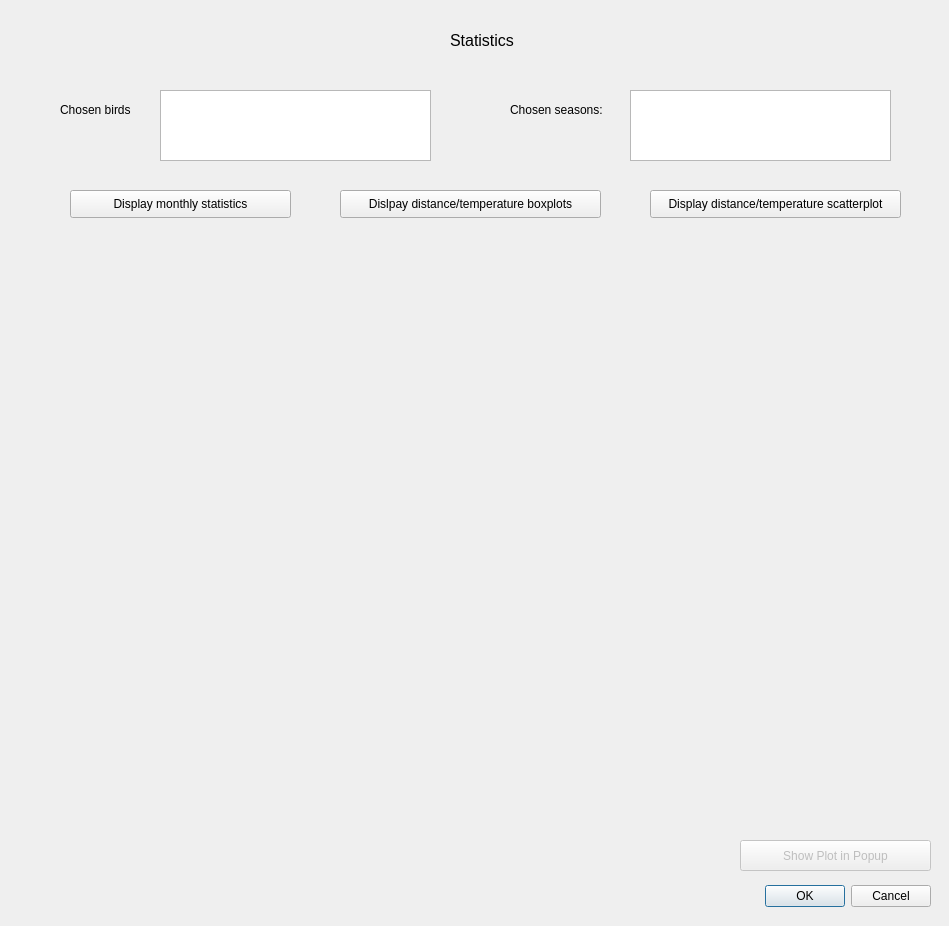
Qt form movement_analysis/movement_analysis_dialog_results.ui (saadsaifse/flight-analysis) before a commit.
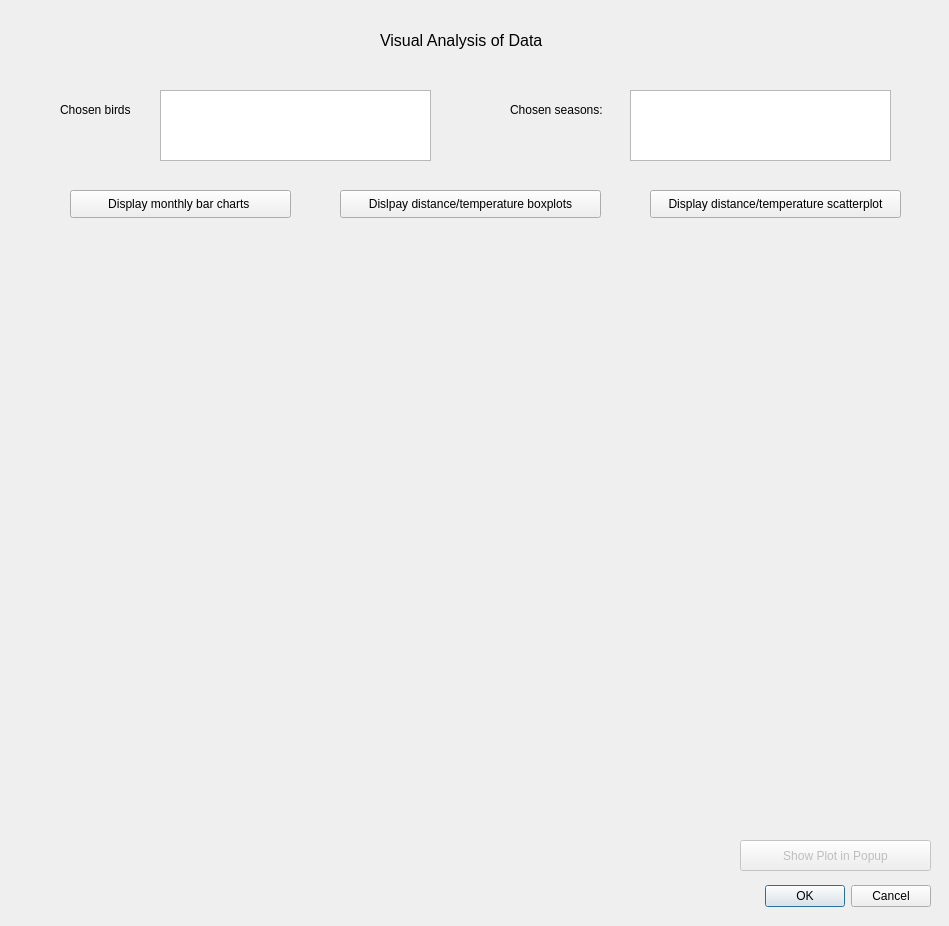
The same form after that commit.

Patch:
```diff
--- a/movement_analysis/movement_analysis_dialog_results.ui
+++ b/movement_analysis/movement_analysis_dialog_results.ui
@@ -32,9 +32,9 @@
   <widget class="QLabel" name="label">
    <property name="geometry">
     <rect>
-     <x>450</x>
+     <x>380</x>
      <y>30</y>
-     <width>121</width>
+     <width>221</width>
      <height>21</height>
     </rect>
    </property>
@@ -44,7 +44,7 @@
     </font>
    </property>
    <property name="text">
-    <string>Statistics</string>
+    <string>Visual Analysis of Data</string>
    </property>
   </widget>
   <widget class="QLabel" name="statsLabel">
@@ -184,7 +184,7 @@
     </rect>
    </property>
    <property name="text">
-    <string>Display monthly statistics</string>
+    <string>Display monthly bar charts </string>
    </property>
   </widget>
  </widget>
```
